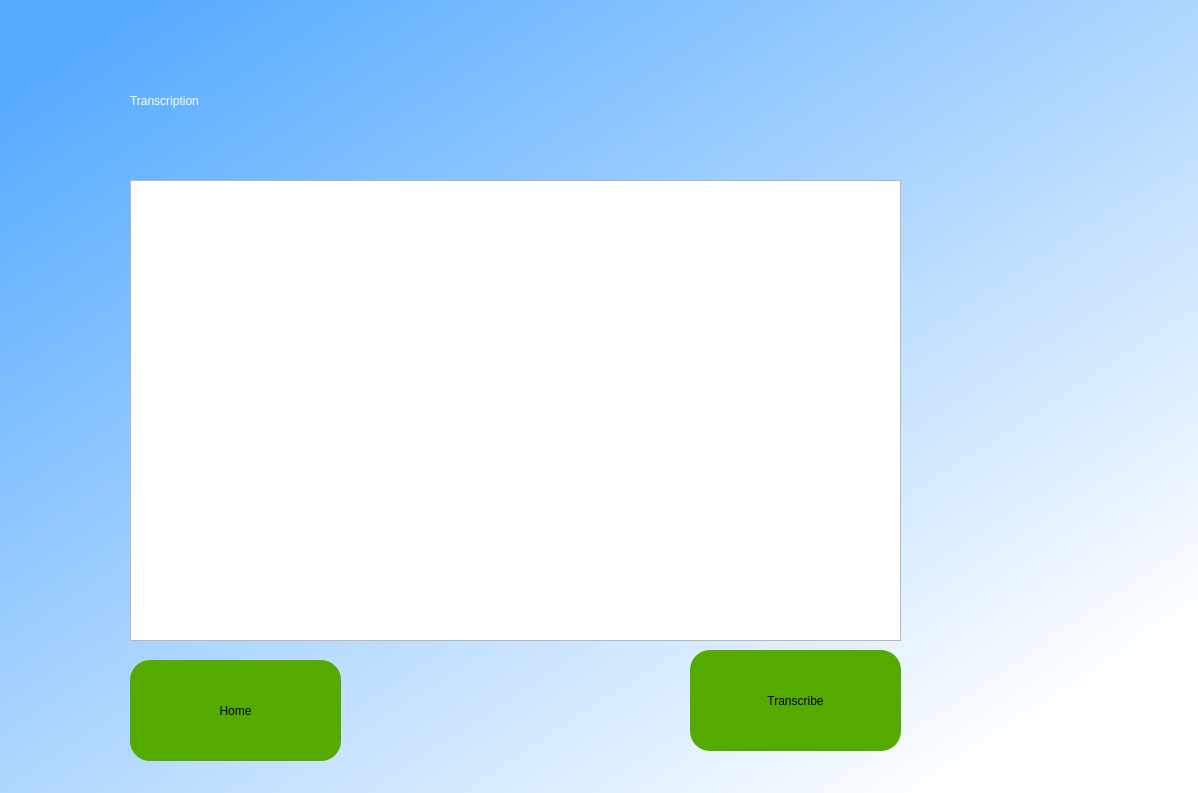
Before: the Qt Designer form screens/transcription.ui in Ask-kita/Ask-kita-modes, drawn with Qt 5.
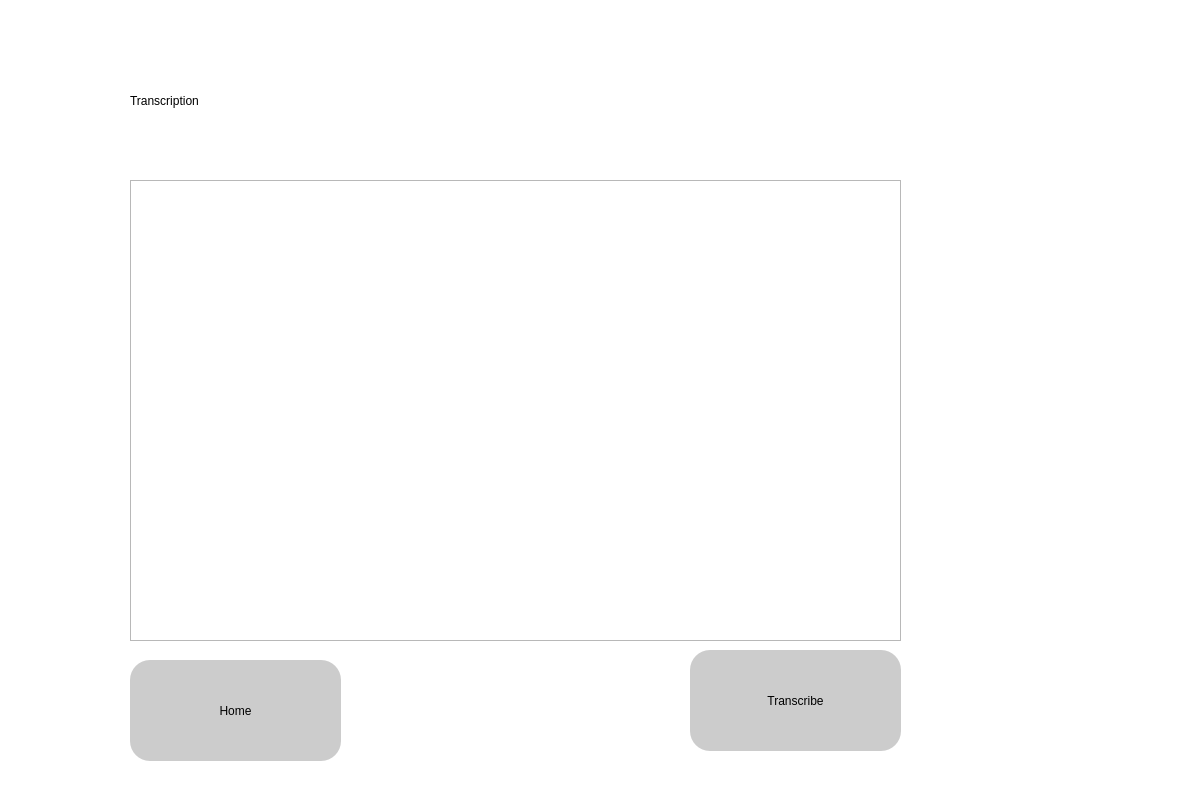
After: the same form once the commit is applied.

Diff of the .ui file:
```diff
--- a/screens/transcription.ui
+++ b/screens/transcription.ui
@@ -24,7 +24,7 @@
    </property>
    <property name="styleSheet">
     <string notr="true">QWidget#widget{
-background-color:qlineargradient(spread:pad, x1:0.0549451, y1:0.057, x2:0.884615, y2:0.896, stop:0 rgba(85, 170, 255, 255), stop:1 rgba(255, 255, 255, 255));}</string>
+background-color:rgb(255, 255, 255);}</string>
    </property>
    <widget class="QLabel" name="label">
     <property name="geometry">
@@ -36,7 +36,7 @@
      </rect>
     </property>
     <property name="styleSheet">
-     <string notr="true">color: rgb(255, 255, 255);
+     <string notr="true">color: rgb(0, 0, 0);
 font: 75 48pt &quot;MS Shell Dlg 2&quot;;</string>
     </property>
     <property name="text">
@@ -66,7 +66,7 @@
      <string notr="true">border-radius:20px;
 font: 75 18pt &quot;MS Shell Dlg 2&quot;;
 
-background-color: rgb(85, 170, 0)</string>
+background-color: rgb(204, 204, 204)</string>
     </property>
     <property name="text">
      <string>Transcribe</string>
@@ -85,7 +85,7 @@
      <string notr="true">border-radius:20px;
 font: 75 18pt &quot;MS Shell Dlg 2&quot;;
 
-background-color: rgb(85, 170, 0)</string>
+background-color: rgb(204, 204, 204)</string>
     </property>
     <property name="text">
      <string>Home</string>
```
